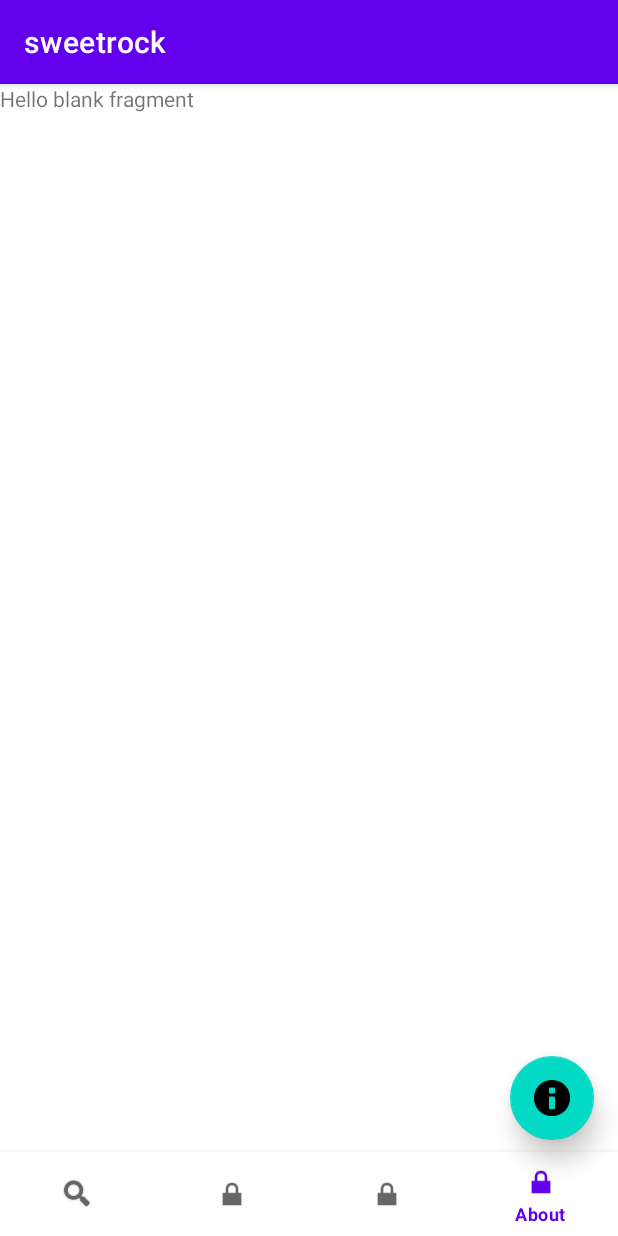
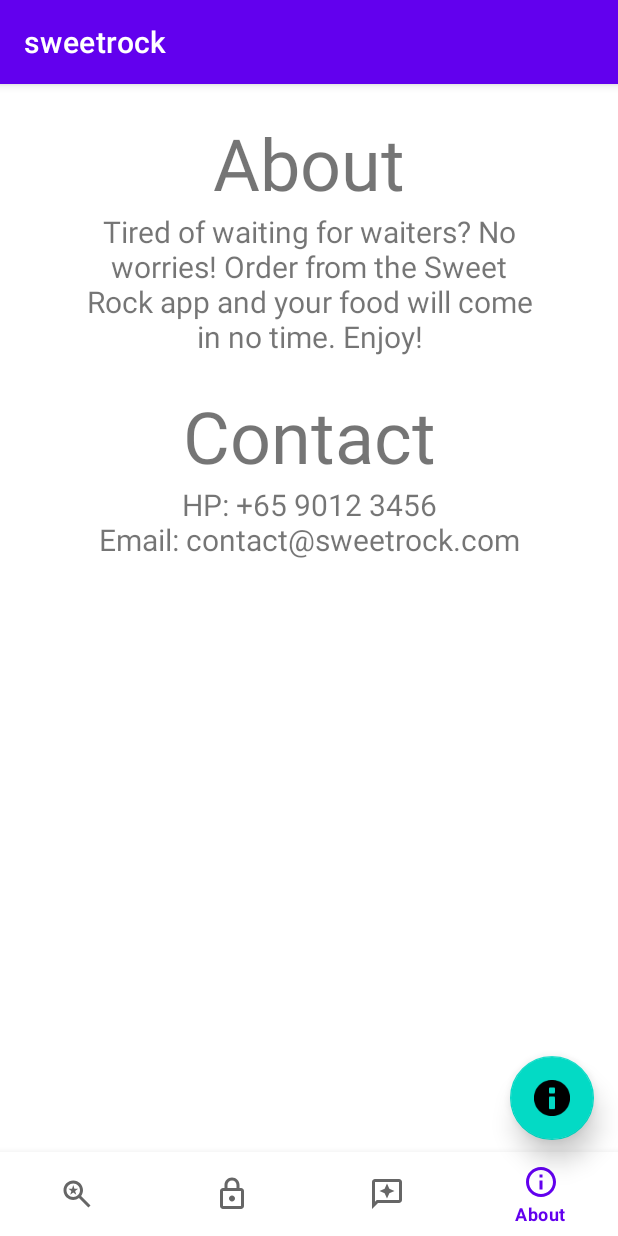
Before and after one commit to iamdedeepsai/sweetrock, an Android app: the screen it shows after launch (MainActivity), item 4 of the bottom bar chosen, on a phone screen of 412 x 824 dp. Run offline under Robolectric (Android 15) with nearby library versions, the phone set to English and light mode, and no system bars.

Commit message:
fixed sign up button, changed menu icons, added about + contact

```diff
--- /dev/null
+++ b/app/src/main/java/com/example/sweetrock/About.kt
@@ -0,0 +1,20 @@
+package com.example.sweetrock
+
+import android.os.Bundle
+import android.view.LayoutInflater
+import android.view.View
+import android.view.ViewGroup
+import androidx.fragment.app.Fragment
+
+
+class About : Fragment() {
+
+    override fun onCreateView(
+        inflater: LayoutInflater, container: ViewGroup?,
+        savedInstanceState: Bundle?
+    ): View? {
+        // Inflate the layout for this fragment
+        return inflater.inflate(R.layout.fragment_about, container, false)
+    }
+
+}
--- a/app/src/main/java/com/example/sweetrock/MainActivity.kt
+++ b/app/src/main/java/com/example/sweetrock/MainActivity.kt
@@ -16,6 +16,7 @@ class MainActivity : AppCompatActivity() {
                 R.id.catalog -> setCurrentFragment(catalogFragment)
                 R.id.signin -> setCurrentFragment(SignIn())
                 R.id.review -> setCurrentFragment(Review())
+                R.id.about -> setCurrentFragment(About())
             }
             true
         }
--- a/app/src/main/java/com/example/sweetrock/SignIn.kt
+++ b/app/src/main/java/com/example/sweetrock/SignIn.kt
@@ -19,6 +19,11 @@ class SignIn : Fragment() {
     ): View? {
         // Inflate the layout for this fragment
         _binding = FragmentSignInBinding.inflate(inflater, container, false)
+        return _binding!!.root
+    }
+
+    override fun onViewCreated(view: View, savedInstanceState: Bundle?) {
+        super.onViewCreated(view, savedInstanceState)
         _binding?.signupBtn?.setOnClickListener { view ->
             val builder = AlertDialog.Builder(context)
 
@@ -56,8 +61,6 @@ class SignIn : Fragment() {
             // Show the Alert Dialog box
             alertDialog.show()
         }
-
-        return inflater.inflate(R.layout.fragment_sign_in, container, false)
     }
 
 }
--- /dev/null
+++ b/app/src/main/res/drawable/outline_info_24.xml
@@ -0,0 +1,5 @@
+<vector android:height="12dp" android:tint="#000000"
+    android:viewportHeight="24" android:viewportWidth="24"
+    android:width="12dp" xmlns:android="http://schemas.android.com/apk/res/android">
+    <path android:fillColor="@android:color/white" android:pathData="M11,7h2v2h-2zM11,11h2v6h-2zM12,2C6.48,2 2,6.48 2,12s4.48,10 10,10 10,-4.48 10,-10S17.52,2 12,2zM12,20c-4.41,0 -8,-3.59 -8,-8s3.59,-8 8,-8 8,3.59 8,8 -3.59,8 -8,8z"/>
+</vector>
--- /dev/null
+++ b/app/src/main/res/drawable/outline_lock_24.xml
@@ -0,0 +1,5 @@
+<vector android:height="12dp" android:tint="#000000"
+    android:viewportHeight="24" android:viewportWidth="24"
+    android:width="12dp" xmlns:android="http://schemas.android.com/apk/res/android">
+    <path android:fillColor="@android:color/white" android:pathData="M18,8h-1L17,6c0,-2.76 -2.24,-5 -5,-5S7,3.24 7,6v2L6,8c-1.1,0 -2,0.9 -2,2v10c0,1.1 0.9,2 2,2h12c1.1,0 2,-0.9 2,-2L20,10c0,-1.1 -0.9,-2 -2,-2zM9,6c0,-1.66 1.34,-3 3,-3s3,1.34 3,3v2L9,8L9,6zM18,20L6,20L6,10h12v10zM12,17c1.1,0 2,-0.9 2,-2s-0.9,-2 -2,-2 -2,0.9 -2,2 0.9,2 2,2z"/>
+</vector>
--- /dev/null
+++ b/app/src/main/res/drawable/outline_reviews_24.xml
@@ -0,0 +1,6 @@
+<vector android:height="12dp" android:tint="#000000"
+    android:viewportHeight="24" android:viewportWidth="24"
+    android:width="12dp" xmlns:android="http://schemas.android.com/apk/res/android">
+    <path android:fillColor="@android:color/white" android:pathData="M20,2H4C2.9,2 2,2.9 2,4v18l4,-4h14c1.1,0 2,-0.9 2,-2V4C22,2.9 21.1,2 20,2zM20,16H5.17L4,17.17V4h16V16z"/>
+    <path android:fillColor="@android:color/white" android:pathData="M12,15l1.57,-3.43l3.43,-1.57l-3.43,-1.57l-1.57,-3.43l-1.57,3.43l-3.43,1.57l3.43,1.57z"/>
+</vector>
--- /dev/null
+++ b/app/src/main/res/drawable/outline_saved_search_24.xml
@@ -0,0 +1,6 @@
+<vector android:height="12dp" android:tint="#000000"
+    android:viewportHeight="24" android:viewportWidth="24"
+    android:width="12dp" xmlns:android="http://schemas.android.com/apk/res/android">
+    <path android:fillColor="@android:color/white" android:pathData="M14.73,13.31C15.52,12.24 16,10.93 16,9.5C16,5.91 13.09,3 9.5,3S3,5.91 3,9.5C3,13.09 5.91,16 9.5,16c1.43,0 2.74,-0.48 3.81,-1.27L19.59,21L21,19.59L14.73,13.31zM9.5,14C7.01,14 5,11.99 5,9.5S7.01,5 9.5,5S14,7.01 14,9.5S11.99,14 9.5,14z"/>
+    <path android:fillColor="@android:color/white" android:pathData="M10.29,8.44l-0.79,-2.44l-0.79,2.44l-2.46,0l2.01,1.59l-0.77,2.47l2.01,-1.53l2.01,1.53l-0.77,-2.47l2.01,-1.59z"/>
+</vector>
--- /dev/null
+++ b/app/src/main/res/layout/fragment_about.xml
@@ -0,0 +1,43 @@
+<?xml version="1.0" encoding="utf-8"?>
+<LinearLayout xmlns:android="http://schemas.android.com/apk/res/android"
+    android:layout_width="match_parent"
+    android:layout_height="match_parent"
+    xmlns:app="http://schemas.android.com/apk/res-auto"
+    android:orientation="vertical">
+
+    <TextView
+        android:id="@+id/textView8"
+        android:layout_width="match_parent"
+        android:layout_height="wrap_content"
+        android:layout_marginTop="20dp"
+        android:gravity="center"
+        android:text="@string/about_title"
+        android:textSize="48sp" />
+
+    <TextView
+        android:id="@+id/textView7"
+        android:layout_width="match_parent"
+        android:layout_height="wrap_content"
+        android:layout_marginBottom="20dp"
+        android:gravity="center"
+        android:paddingLeft="50dp"
+        android:paddingRight="50dp"
+        android:text="@string/about_body"
+        android:textSize="20sp" />
+
+    <TextView
+        android:id="@+id/textView9"
+        android:layout_width="match_parent"
+        android:layout_height="wrap_content"
+        android:gravity="center"
+        android:text="@string/contact_title"
+        android:textSize="48sp" />
+
+    <TextView
+        android:id="@+id/textView10"
+        android:layout_width="match_parent"
+        android:layout_height="wrap_content"
+        android:gravity="center"
+        android:text="@string/contact_body"
+        android:textSize="20sp" />
+</LinearLayout>
--- a/app/src/main/res/menu/bottom_navigation_menu.xml
+++ b/app/src/main/res/menu/bottom_navigation_menu.xml
@@ -2,21 +2,21 @@
     <item
         android:id="@+id/catalog"
         android:enabled="true"
-        android:icon="@android:drawable/ic_search_category_default"
+        android:icon="@drawable/outline_saved_search_24"
         android:title="Catalog" />
     <item
         android:id="@+id/signin"
         android:enabled="true"
-        android:icon="@android:drawable/ic_lock_lock"
+        android:icon="@drawable/outline_lock_24"
         android:title="Sign in" />
     <item
         android:id="@+id/review"
         android:enabled="true"
-        android:icon="@android:drawable/ic_lock_lock"
+        android:icon="@drawable/outline_reviews_24"
         android:title="Reviews"/>
     <item
         android:id="@+id/about"
         android:enabled="true"
-        android:icon="@android:drawable/ic_lock_lock"
+        android:icon="@drawable/outline_info_24"
         android:title="About"/>
 </menu>
--- a/app/src/main/res/values/strings.xml
+++ b/app/src/main/res/values/strings.xml
@@ -91,4 +91,9 @@
     </string>
     <!-- TODO: Remove or change this placeholder text -->
     <string name="hello_blank_fragment">Hello blank fragment</string>
+
+    <string name="about_title">About</string>
+    <string name ="about_body">Tired of waiting for waiters? No worries! Order from the Sweet Rock app and your food will come in no time. Enjoy!</string>
+    <string name="contact_title">Contact</string>
+    <string name="contact_body">HP: +65 9012 3456\nEmail: contact@sweetrock.com</string>
 </resources>
```
